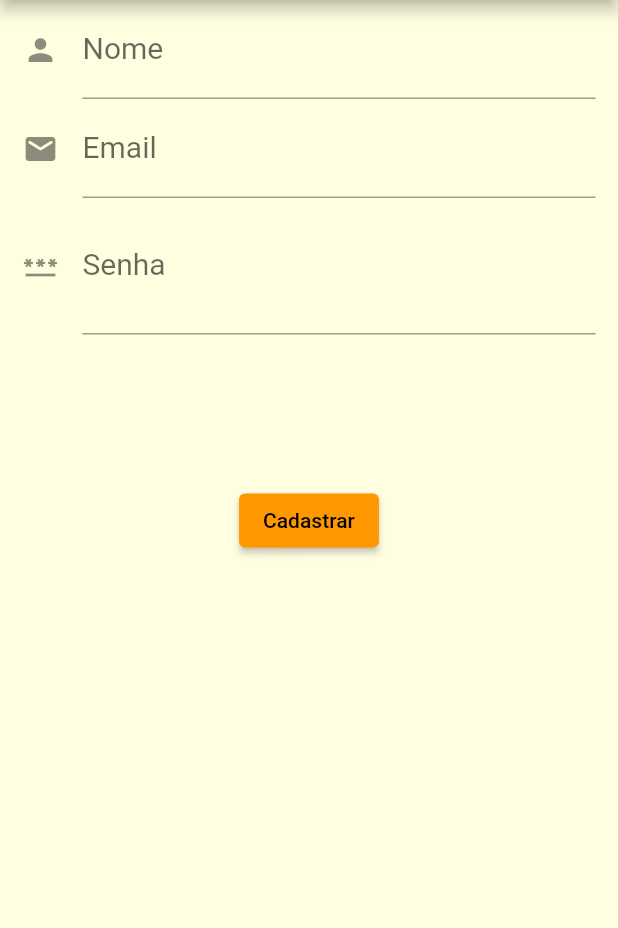
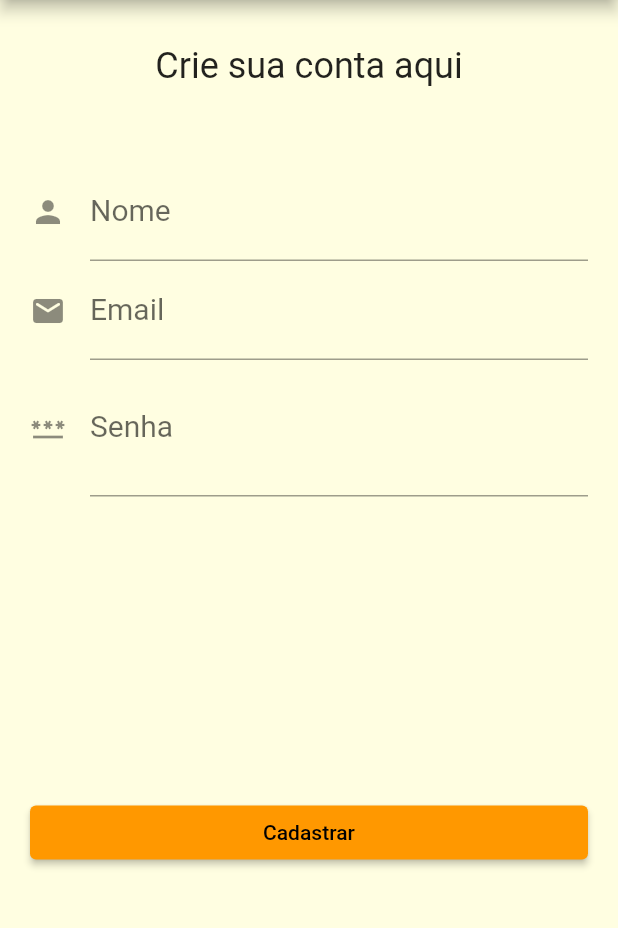
Before and after one commit to jean-maciel/ache-aqui, a Flutter app: the UserRegisterScreen screen opened by its route, on a phone screen of 412 x 824 dp, the part 84-1012 px from its top. Run offline on Flutter 3.47's test engine with Material 2 defaults, Android fonts, the phone set to English and light mode, and no system bars.

Commit message:
Widgets screen position changed

```diff
--- a/lib/screens/home_screen.dart
+++ b/lib/screens/home_screen.dart
@@ -87,8 +87,8 @@ class _HomeScreenState extends State<HomeScreen> {
                         currentAccountPicture: const CircleAvatar(
                           child: Text("JR"),
                         ),
-                        decoration:
-                            BoxDecoration(color: Theme.of(context).colorScheme.secondary),
+                        decoration: BoxDecoration(
+                            color: Theme.of(context).colorScheme.secondary),
                       ),
                       ListTile(
                         leading: const Icon(Icons.exit_to_app),
--- a/lib/screens/user_register_screen.dart
+++ b/lib/screens/user_register_screen.dart
@@ -21,12 +21,18 @@ class _UserRegisterScreenState extends State<UserRegisterScreen> {
         centerTitle: true,
       ),
       body: SingleChildScrollView(
+        child: Center(
+          child: Padding(
+            padding: EdgeInsets.only(left: 20, right: 20, top: 30, bottom: 10),
             child: Column(
-          mainAxisAlignment: MainAxisAlignment.spaceBetween,
               children: [
+                Text(
+                  'Crie sua conta aqui',
+                  style: TextStyle(fontSize: 24),
+                ),
+                SizedBox(height: 50),
                 Form(
                   child: ListView(
-                padding: const EdgeInsets.symmetric(horizontal: 15),
                     shrinkWrap: true,
                     children: [
                       TextFormField(
@@ -39,16 +45,13 @@ class _UserRegisterScreenState extends State<UserRegisterScreen> {
                       TextFormField(
                         decoration: const InputDecoration(
                             labelText: 'Email',
-                      icon: Icon(Icons.email_rounded),
-                    ),
+                            icon: Icon(Icons.email_rounded)),
                         textInputAction: TextInputAction.next,
                       ),
                       TextFormField(
-                    obscureText: passwordEnabled,
                         decoration: InputDecoration(
                           labelText: 'Senha',
-                      icon: const Icon(Icons.password),
-                      hintText: 'Insira uma senha forte',
+                          icon: Icon(Icons.password),
                           suffix: IconButton(
                             onPressed: () {
                               setState(() {
@@ -61,21 +64,23 @@ class _UserRegisterScreenState extends State<UserRegisterScreen> {
                           ),
                         ),
                       ),
-                ],
-              ),
-            ),
-            const SizedBox(height: 100),
+                      const SizedBox(height: 200),
                       ElevatedButton(
                         onPressed: () {
                           setState(() {
                             HomeScreen.isLoggedIn = !HomeScreen.isLoggedIn;
                           });
-                Navigator.of(context)
-                    .pushNamedAndRemoveUntil(AppRoutes.HOME, (route) => false);
+                          Navigator.of(context).pushNamedAndRemoveUntil(
+                              AppRoutes.HOME, (route) => false);
                         },
-              child: const Text('Cadastrar'),
-            )
+                        child: const Text("Cadastrar"),
+                      ),
                     ],
+                  ),
+                ),
+              ],
+            ),
+          ),
         ),
       ),
     );
```
Also changed, not shown: lib/components/product_list.dart (+6 -1 lines), lib/screens/user_login_screen.dart (+10 -2 lines). Lines whose indentation alone changed are shown as unchanged.
